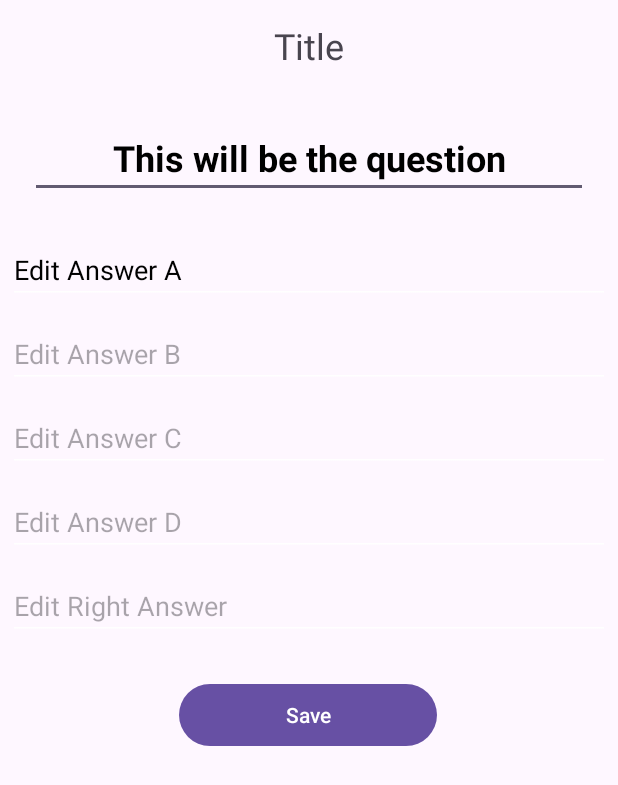
After one commit to UserMountain/SPMRev, an Android app: the EditQuestionActivity screen opened directly, with no data from a screen before it, on a phone screen of 412 x 824 dp. The commit adds this screen. Shown: the top 785 px of the screen. Run offline under Robolectric (Android 15) with nearby library versions, the phone set to English and light mode, and no system bars; our stand-ins replace Firebase (no records; nobody signed in at launch, a user with empty details on screens opened directly).

Commit message:
show question, update profile done

```diff
--- a/app/src/main/AndroidManifest.xml
+++ b/app/src/main/AndroidManifest.xml
@@ -12,6 +12,9 @@
         android:supportsRtl="true"
         android:theme="@style/Theme.SPMRev"
         tools:targetApi="31">
+        <activity
+            android:name=".EditQuestionActivity"
+            android:exported="false" />
         <activity
             android:name=".Edit_ProfileActivity"
             android:exported="false" />
--- a/app/src/main/java/com/example/spmrev/DetailActivity.java
+++ b/app/src/main/java/com/example/spmrev/DetailActivity.java
@@ -73,5 +73,16 @@ public class DetailActivity extends AppCompatActivity {
             }
         });
 
+        editButton = findViewById(R.id.fabDelete);
+        editButton.setOnClickListener(new View.OnClickListener() {
+            @Override
+            public void onClick(View view) {
+                // Open EditQuestionActivity for editing the question
+                Intent intent = new Intent(DetailActivity.this, EditQuestionActivity.class);
+                intent.putExtra("qid", getIntent().getStringExtra("qid"));
+                startActivity(intent);
+            }
+        });
+
     }
 }
--- /dev/null
+++ b/app/src/main/java/com/example/spmrev/EditQuestionActivity.java
@@ -0,0 +1,107 @@
+package com.example.spmrev;
+
+import androidx.appcompat.app.AppCompatActivity;
+
+import android.os.Bundle;
+import android.view.View;
+import android.widget.Button;
+import android.widget.EditText;
+import android.widget.Toast;
+
+import com.google.android.material.floatingactionbutton.FloatingActionButton;
+import com.google.firebase.database.DataSnapshot;
+import com.google.firebase.database.DatabaseError;
+import com.google.firebase.database.DatabaseReference;
+import com.google.firebase.database.FirebaseDatabase;
+import com.google.firebase.database.ValueEventListener;
+
+public class EditQuestionActivity extends AppCompatActivity {
+
+    EditText editQuestion, editOpt1, editOpt2, editOpt3, editOpt4, editAnswer;
+    DatabaseReference databaseReference;
+    Button saveButton;
+
+    @Override
+    protected void onCreate(Bundle savedInstanceState) {
+        super.onCreate(savedInstanceState);
+        setContentView(R.layout.activity_edit_question);
+
+        editQuestion = findViewById(R.id.editQuestion);
+        editOpt1 = findViewById(R.id.editAnsA);
+        editOpt2 = findViewById(R.id.editAnsB);
+        editOpt3 = findViewById(R.id.editAnsC);
+        editOpt4 = findViewById(R.id.editAnsD);
+        editAnswer = findViewById(R.id.editAnswer);
+
+        saveButton = findViewById(R.id.save_EditQuestion);
+        databaseReference = FirebaseDatabase.getInstance().getReference("Quiz1_Upload");
+
+        String questionKey = getIntent().getStringExtra("qid");
+
+        // Fetch existing data and populate EditText fields
+        fetchQuestionData(questionKey);
+
+        saveButton.setOnClickListener(new View.OnClickListener() {
+            @Override
+            public void onClick(View view) {
+                // Save edited data to Firebase Realtime Database
+                saveEditedQuestion(questionKey);
+            }
+        });
+    }
+
+    private void fetchQuestionData(String questionKey) {
+        databaseReference.child(questionKey).addListenerForSingleValueEvent(new ValueEventListener() {
+            @Override
+            public void onDataChange(DataSnapshot dataSnapshot) {
+                if (dataSnapshot.exists()) {
+                    // Retrieve data from the snapshot
+                    String theQuestion = dataSnapshot.child("dataQuestion").getValue(String.class);
+                    String theOption1 = dataSnapshot.child("dataOption1").getValue(String.class);
+                    String theOption2 = dataSnapshot.child("dataOption2").getValue(String.class);
+                    String theOption3 = dataSnapshot.child("dataOption3").getValue(String.class);
+                    String theOption4 = dataSnapshot.child("dataOption4").getValue(String.class);
+                    String theAnswer = dataSnapshot.child("dataAnswer").getValue(String.class);
+
+                    // Populate EditText fields with existing data
+                    editQuestion.setText(theQuestion);
+                    editOpt1.setText(theOption1);
+                    editOpt2.setText(theOption2);
+                    editOpt3.setText(theOption3);
+                    editOpt4.setText(theOption4);
+                    editAnswer.setText(theAnswer);
+                } else {
+                    // Handle the case where the data doesn't exist
+                }
+            }
+
+            @Override
+            public void onCancelled(DatabaseError databaseError) {
+                // Handle error
+            }
+        });
+    }
+
+    private void saveEditedQuestion(String questionKey) {
+        // Get edited data from EditText fields
+        String editedQuestion = editQuestion.getText().toString();
+        String editedOpt1 = editOpt1.getText().toString();
+        String editedOpt2 = editOpt2.getText().toString();
+        String editedOpt3 = editOpt3.getText().toString();
+        String editedOpt4 = editOpt4.getText().toString();
+        String editedAnswer = editAnswer.getText().toString();
+
+        // Save edited data to Firebase Realtime Database
+        DatabaseReference questionRef = databaseReference.child(questionKey);
+        questionRef.child("dataQuestion").setValue(editedQuestion);
+        questionRef.child("dataOption1").setValue(editedOpt1);
+        questionRef.child("dataOption2").setValue(editedOpt2);
+        questionRef.child("dataOption3").setValue(editedOpt3);
+        questionRef.child("dataOption4").setValue(editedOpt4);
+        questionRef.child("dataAnswer").setValue(editedAnswer);
+
+        // Display a success message or navigate back to DetailActivity
+        Toast.makeText(this, "Question updated successfully", Toast.LENGTH_SHORT).show();
+        finish(); // Finish the EditQuestionActivity
+    }
+}
--- a/app/src/main/java/com/example/spmrev/MyAdapter.java
+++ b/app/src/main/java/com/example/spmrev/MyAdapter.java
@@ -10,7 +10,7 @@ import android.widget.TextView;
 import androidx.annotation.NonNull;
 import androidx.cardview.widget.CardView;
 import androidx.recyclerview.widget.RecyclerView;
-import android.annotation.SuppressLint;
+
 
 import java.util.List;
 
--- /dev/null
+++ b/app/src/main/res/layout/activity_edit_question.xml
@@ -0,0 +1,101 @@
+<?xml version="1.0" encoding="utf-8"?>
+<LinearLayout
+    xmlns:android="http://schemas.android.com/apk/res/android"
+    xmlns:app="http://schemas.android.com/apk/res-auto"
+    xmlns:tools="http://schemas.android.com/tools"
+    android:layout_width="match_parent"
+    android:layout_height="match_parent"
+    android:orientation="vertical"
+    tools:context=".DetailActivity">
+
+    <TextView
+        android:layout_width="wrap_content"
+        android:layout_height="wrap_content"
+        android:id="@+id/detailTitle"
+        android:text="Title"
+        android:layout_marginTop="14dp"
+        android:textSize="24sp"
+        android:layout_gravity="center"
+        android:layout_marginBottom="12dp" />
+
+    <EditText
+        android:layout_width="match_parent"
+        android:layout_height="wrap_content"
+        android:id="@+id/editQuestion"
+        android:textStyle="bold"
+        android:text="This will be the question"
+        android:textColor="@color/black"
+        android:textSize="24dp"
+        android:textAlignment="center"
+        android:layout_margin="20dp"
+        android:layout_above="@id/choices_layout"/>
+
+
+    <LinearLayout
+        android:layout_width="match_parent"
+        android:layout_height="wrap_content"
+        android:id="@+id/choices_layout"
+        android:layout_centerInParent="true"
+        android:orientation="vertical">
+
+
+        <EditText
+            android:layout_width="match_parent"
+            android:layout_height="wrap_content"
+            android:id="@+id/editAnsA"
+            android:layout_margin="5dp"
+            android:backgroundTint="@color/white"
+            android:text="Edit Answer A"
+            android:textColor="@color/black"/>
+
+        <EditText
+            android:layout_width="match_parent"
+            android:layout_height="wrap_content"
+            android:id="@+id/editAnsB"
+            android:layout_margin="5dp"
+            android:backgroundTint="@color/white"
+            android:hint="Edit Answer B"
+            android:textColor="@color/black"/>
+
+        <EditText
+            android:layout_width="match_parent"
+            android:layout_height="wrap_content"
+            android:id="@+id/editAnsC"
+            android:layout_margin="5dp"
+            android:backgroundTint="@color/white"
+            android:hint="Edit Answer C"
+            android:textColor="@color/black"/>
+
+        <EditText
+            android:layout_width="match_parent"
+            android:layout_height="wrap_content"
+            android:id="@+id/editAnsD"
+            android:layout_margin="5dp"
+            android:backgroundTint="@color/white"
+            android:hint="Edit Answer D"
+            android:textColor="@color/black"/>
+
+        <EditText
+            android:layout_width="match_parent"
+            android:layout_height="wrap_content"
+            android:id="@+id/editAnswer"
+            android:layout_margin="5dp"
+            android:backgroundTint="@color/white"
+            android:hint="Edit Right Answer"
+            android:textColor="@color/black"/>
+
+    </LinearLayout>
+
+    <Button
+        android:id="@+id/save_EditQuestion"
+        android:layout_width="172dp"
+        android:layout_height="49dp"
+        android:layout_marginStart="119dp"
+        android:layout_marginTop="20dp"
+        android:layout_marginEnd="120dp"
+        android:text="Save"
+        app:layout_constraintEnd_toEndOf="parent"
+        app:layout_constraintStart_toStartOf="parent"
+        app:layout_constraintTop_toBottomOf="@+id/editAnswer" />
+
+</LinearLayout>
```
